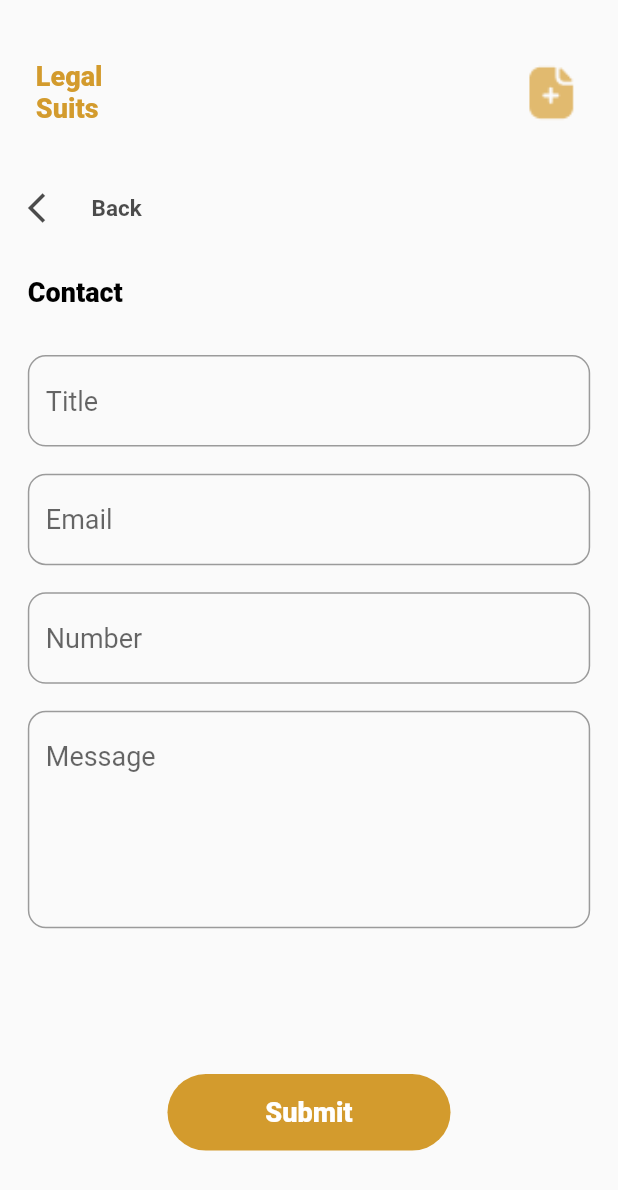
After one commit to Garmode3073/legalsuits, a Flutter app: the ContactAttorney screen opened directly, on a phone screen of 412 x 824 dp. The commit adds this screen. Shown: the top 1190 px of the screen. Run offline on Flutter 3.47's test engine with Material 2 defaults, Android fonts, the phone set to English and light mode, and no system bars; our stand-ins replace firebase_core, flutter_spinkit, google_fonts, page_transition; accounts and stored records are empty; network calls fail; Roboto replaces fonts that are missing (Martel).

Commit message:
contact attorney

```diff
--- a/lib/components/commons.dart
+++ b/lib/components/commons.dart
@@ -108,9 +108,9 @@ TextStyle pagetitle = GoogleFonts.martel(
   color: g.blackfont2,
 );
 
-TextStyle buttonText = GoogleFonts.martel(
+TextStyle buttonText2 = GoogleFonts.martel(
   fontWeight: FontWeight.w900,
-  fontSize: 18,
+  fontSize: 12,
   color: g.white,
 );
 
@@ -118,6 +118,12 @@ TextStyle casetitle = GoogleFonts.martel(
   fontWeight: FontWeight.w900,
   fontSize: 18,
   color: g.blackfont2,
+);
+
+TextStyle buttonText = GoogleFonts.martel(
+  fontWeight: FontWeight.w900,
+  fontSize: 18,
+  color: g.white,
 );
 
 //robotos
--- /dev/null
+++ b/lib/screens/client/contactatt.dart
@@ -0,0 +1,140 @@
+import 'package:flutter/material.dart';
+import 'package:legalsuits/components/authbutt.dart';
+import 'package:legalsuits/components/textfield.dart';
+import 'package:legalsuits/globals.dart' as g;
+import 'package:legalsuits/components/commons.dart';
+
+class ContactAttorney extends StatefulWidget {
+  const ContactAttorney({Key key}) : super(key: key);
+
+  @override
+  _ContactAttorneyState createState() => _ContactAttorneyState();
+}
+
+class _ContactAttorneyState extends State<ContactAttorney> {
+  @override
+  Widget build(BuildContext context) {
+    return Scaffold(
+      body: Column(
+        children: [
+          //appbar logo and skip option
+          Padding(
+            padding: EdgeInsets.only(
+              top: g.height * 0.0492,
+              right: g.width * 0.058,
+              left: g.width * 0.058,
+              bottom: g.height * 0.0392,
+            ),
+            child: Row(
+              mainAxisAlignment: MainAxisAlignment.spaceBetween,
+              crossAxisAlignment: CrossAxisAlignment.end,
+              textBaseline: TextBaseline.alphabetic,
+              children: [
+                TitleText(),
+                Container(
+                  width: g.width * 0.1,
+                  height: g.height * 0.05,
+                  decoration: BoxDecoration(
+                    image: DecorationImage(
+                      image: AssetImage("lib/assets/paperplus.png"),
+                      fit: BoxFit.fitWidth,
+                    ),
+                  ),
+                ),
+              ],
+            ),
+          ),
+
+          //back button and icon
+          Padding(
+            padding: EdgeInsets.symmetric(horizontal: g.width * 0.045),
+            child: RawMaterialButton(
+              onPressed: () {
+                Navigator.pop(context);
+              },
+              child: Row(
+                children: [
+                  Icon(
+                    Icons.arrow_back_ios,
+                    color: Colors.black.withOpacity(0.7),
+                  ),
+                  SizedBox(
+                    width: g.width * 0.045,
+                  ),
+                  Text(
+                    "Back",
+                    style: back,
+                  ),
+                ],
+              ),
+            ),
+          ),
+          SizedBox(
+            height: g.height * 0.0262,
+          ),
+          //title
+          Padding(
+            padding: EdgeInsets.symmetric(horizontal: g.width * 0.045),
+            child: Row(
+              children: [
+                Text(
+                  "Contact",
+                  style: casetitle,
+                ),
+              ],
+            ),
+          ),
+          SizedBox(
+            height: g.height * 0.038,
+          ),
+          //Form of adding a new case
+          Expanded(
+            child: ListView(
+              children: [
+                Padding(
+                  padding: EdgeInsets.symmetric(horizontal: g.width * 0.045),
+                  child: Column(
+                    children: [
+                      AddNewFormField(
+                        hintText: "Title",
+                        lines: 1,
+                      ),
+                      SizedBox(
+                        height: g.height * 0.0219,
+                      ),
+                      AddNewFormField(
+                        hintText: "Email",
+                        lines: 1,
+                      ),
+                      SizedBox(
+                        height: g.height * 0.0219,
+                      ),
+                      AddNewFormField(
+                        hintText: "Number",
+                        lines: 1,
+                      ),
+                      SizedBox(
+                        height: g.height * 0.0219,
+                      ),
+                      AddNewFormField(
+                        hintText: "Message",
+                        lines: 5,
+                      ),
+                      SizedBox(
+                        height: g.height * 0.0997,
+                      ),
+                      SubmitButton(
+                        onPressed: () {},
+                        buttonName: "Submit",
+                      ),
+                    ],
+                  ),
+                ),
+              ],
+            ),
+          ),
+        ],
+      ),
+    );
+  }
+}
```
Also changed, not shown: lib/components/authbutt.dart (+29 -0 lines), lib/components/cards.dart (+23 -11 lines), lib/screens/login.dart (+18 -3 lines), lib/screens/signup.dart (+8 -3 lines).
